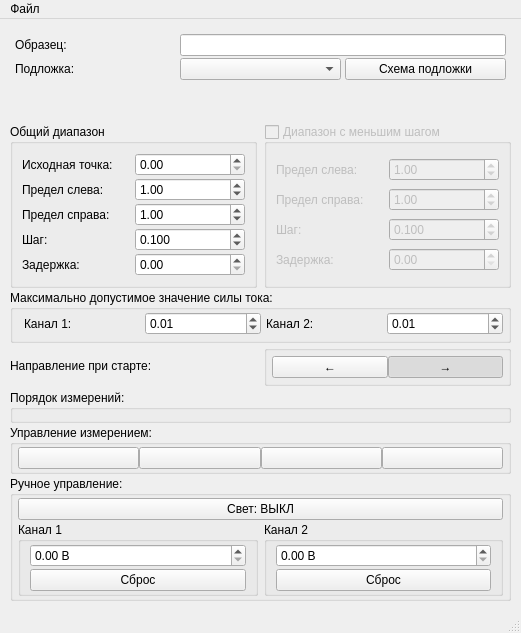
Above: design.ui from Danep1/MIPT-VAC-GUI before the change. Below: the same form after it.
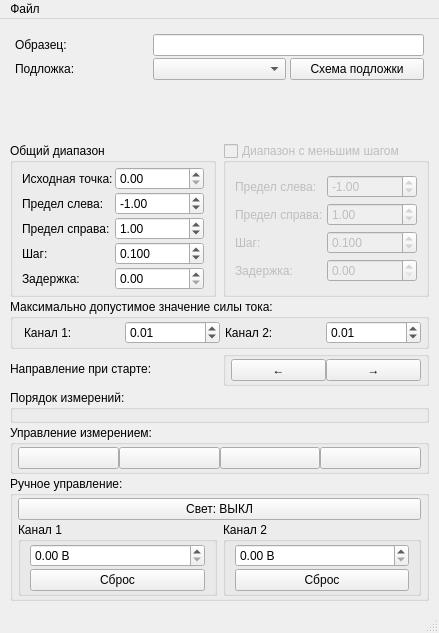
That is the form after the change. Icons and pictures are not drawn.

Commit message: Changed double btns

The edit to the form file:
```diff
--- a/design.ui
+++ b/design.ui
@@ -6,7 +6,7 @@
    <rect>
     <x>0</x>
     <y>0</y>
-    <width>521</width>
+    <width>439</width>
     <height>633</height>
    </rect>
   </property>
@@ -153,13 +153,13 @@
                <number>5</number>
               </property>
               <property name="topMargin">
-               <number>5</number>
+               <number>2</number>
               </property>
               <property name="rightMargin">
                <number>5</number>
               </property>
               <property name="bottomMargin">
-               <number>5</number>
+               <number>2</number>
               </property>
               <item>
                <widget class="QPushButton" name="backward_dir_button">
@@ -167,7 +167,7 @@
                  <string>←</string>
                 </property>
                 <property name="checkable">
-                 <bool>true</bool>
+                 <bool>false</bool>
                 </property>
                </widget>
               </item>
@@ -176,11 +176,8 @@
                 <property name="text">
                  <string>→</string>
                 </property>
-                <property name="checkable">
-                 <bool>true</bool>
-                </property>
                 <property name="checked">
-                 <bool>true</bool>
+                 <bool>false</bool>
                 </property>
                </widget>
               </item>
@@ -193,6 +190,12 @@
               <string>Общий диапазон</string>
              </property>
              <layout class="QGridLayout" name="gridLayout_6">
+              <property name="topMargin">
+               <number>4</number>
+              </property>
+              <property name="bottomMargin">
+               <number>4</number>
+              </property>
               <property name="spacing">
                <number>2</number>
               </property>
@@ -242,7 +245,7 @@
                  <double>20.000000000000000</double>
                 </property>
                 <property name="value">
-                 <double>1.000000000000000</double>
+                 <double>-1.000000000000000</double>
                 </property>
                </widget>
               </item>
@@ -343,7 +346,7 @@
                  <double>20.000000000000000</double>
                 </property>
                 <property name="value">
-                 <double>1.000000000000000</double>
+                 <double>-1.000000000000000</double>
                 </property>
                </widget>
               </item>
@@ -404,8 +407,11 @@
              <property name="text">
               <string>Направление при старте:</string>
              </property>
+             <property name="wordWrap">
+              <bool>false</bool>
+             </property>
              <property name="margin">
-              <number>11</number>
+              <number>5</number>
              </property>
             </widget>
            </item>
@@ -425,7 +431,7 @@
                <number>5</number>
               </property>
               <property name="bottomMargin">
-               <number>5</number>
+               <number>2</number>
               </property>
               <property name="horizontalSpacing">
                <number>5</number>
@@ -530,12 +536,6 @@
               <iconset>
                <normaloff>resources/play.png</normaloff>resources/play.png</iconset>
              </property>
-             <property name="iconSize">
-              <size>
-               <width>30</width>
-               <height>30</height>
-              </size>
-             </property>
              <property name="checkable">
               <bool>false</bool>
              </property>
@@ -550,12 +550,6 @@
               <iconset>
                <normaloff>resources/reset.png</normaloff>resources/reset.png</iconset>
              </property>
-             <property name="iconSize">
-              <size>
-               <width>30</width>
-               <height>30</height>
-              </size>
-             </property>
             </widget>
            </item>
            <item>
@@ -567,12 +561,6 @@
               <iconset>
                <normaloff>resources/u-turn.png</normaloff>resources/u-turn.png</iconset>
              </property>
-             <property name="iconSize">
-              <size>
-               <width>30</width>
-               <height>30</height>
-              </size>
-             </property>
             </widget>
            </item>
            <item>
@@ -584,12 +572,6 @@
               <iconset>
                <normaloff>resources/next-button.png</normaloff>resources/next-button.png</iconset>
              </property>
-             <property name="iconSize">
-              <size>
-               <width>30</width>
-               <height>30</height>
-              </size>
-             </property>
              <property name="default">
               <bool>false</bool>
              </property>
@@ -711,8 +693,8 @@
     <rect>
      <x>0</x>
      <y>0</y>
-     <width>521</width>
-     <height>26</height>
+     <width>439</width>
+     <height>20</height>
     </rect>
    </property>
    <widget class="QMenu" name="menu">
```
Left out of the diff: 6 changed lines with no effect on the pictures. The commit also changes 2 other files.
